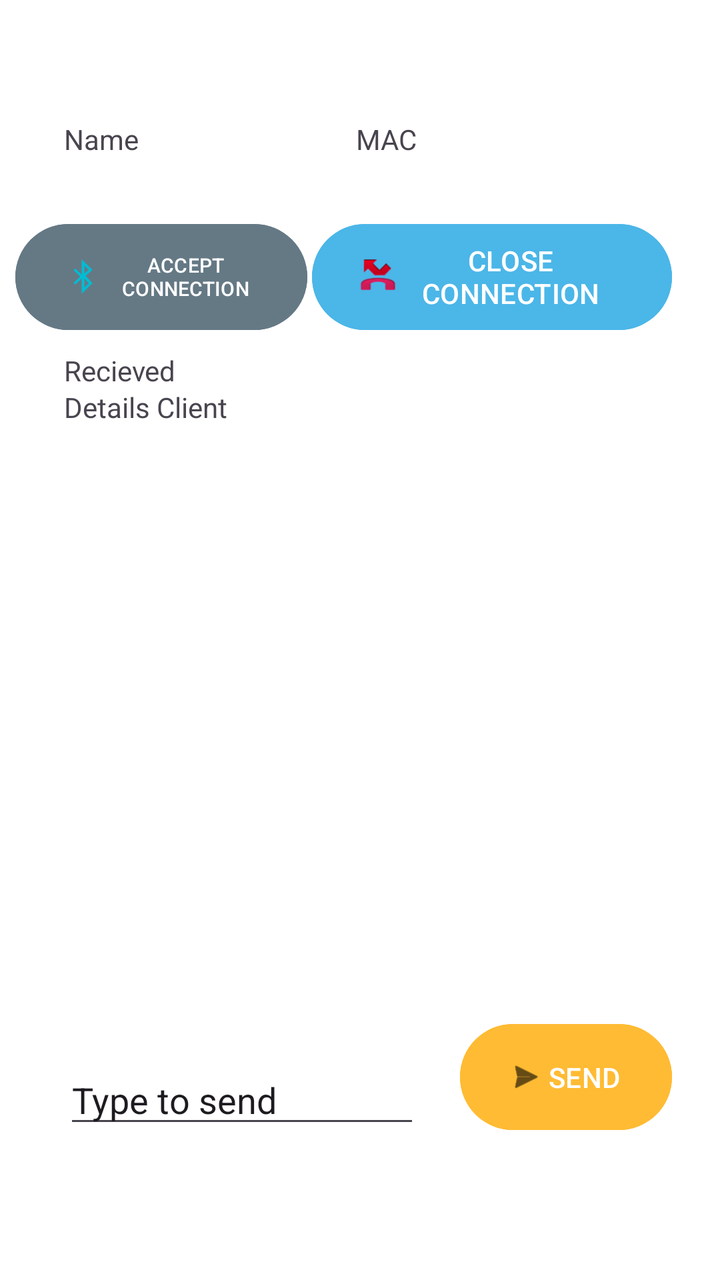
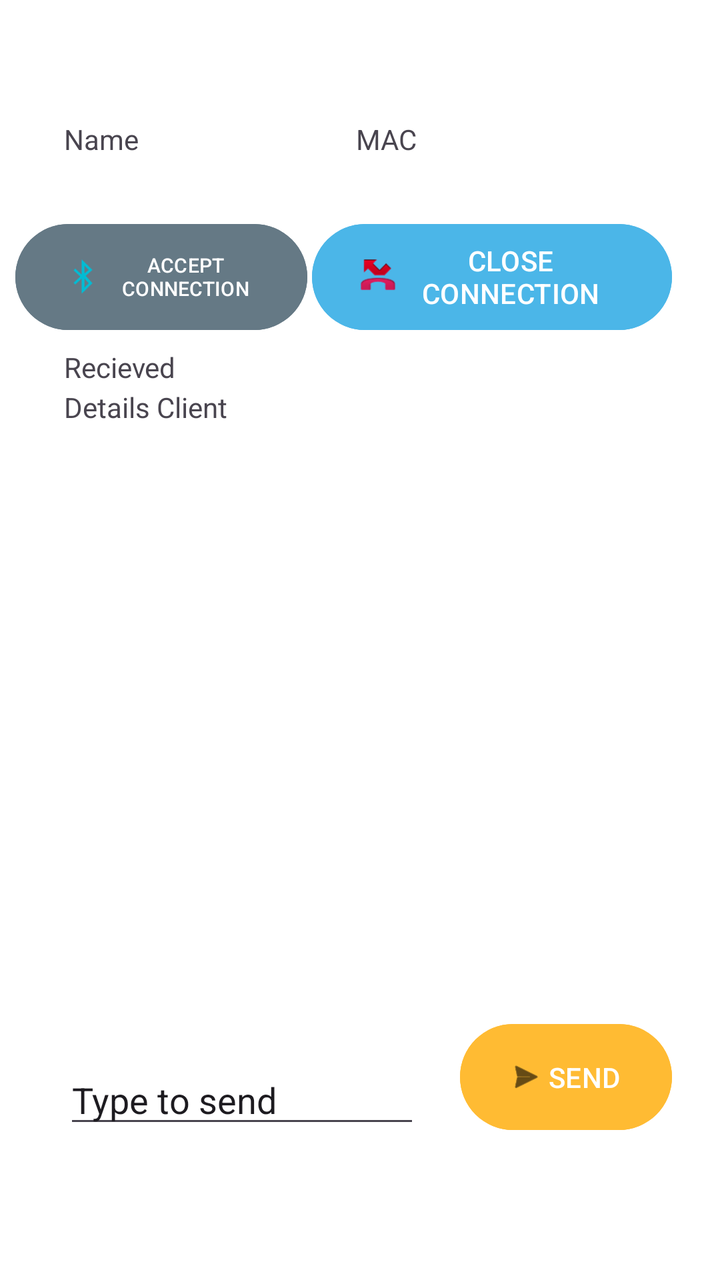

Screens rendered from an Android XML layout before and after an edit, with the pre-edit source and the edit as a unified diff.
<!-- AndroidManifest.xml: application theme Theme.BluetoothServer -->
<!-- res/layout/activity_main.xml -->
<?xml version="1.0" encoding="utf-8"?>
<androidx.constraintlayout.widget.ConstraintLayout xmlns:android="http://schemas.android.com/apk/res/android"
    xmlns:app="http://schemas.android.com/apk/res-auto"
    xmlns:tools="http://schemas.android.com/tools"
    android:id="@+id/main"
    android:layout_width="match_parent"
    android:layout_height="match_parent"
    android:background="@color/material_dynamic_neutral60"
    android:backgroundTint="@color/white"
    android:backgroundTintMode="src_atop"
    tools:context=".MainActivity">

    <TextView
        android:id="@+id/TextMac"
        android:layout_width="150dp"
        android:layout_height="20dp"
        android:layout_marginTop="60dp"
        android:layout_marginEnd="32dp"
        android:text="MAC"
        app:layout_constraintBottom_toBottomOf="parent"
        app:layout_constraintEnd_toEndOf="parent"
        app:layout_constraintTop_toTopOf="parent"
        app:layout_constraintVertical_bias="0.0" />

    <Button
        android:id="@+id/Btn_Close_Connection"
        android:layout_width="180dp"
        android:layout_height="61dp"
        android:layout_marginTop="28dp"
        android:layout_marginEnd="24dp"
        android:backgroundTint="@color/material_dynamic_primary70"
        android:text="CLOSE CONNECTION"
        app:icon="@android:drawable/sym_call_missed"
        app:iconPadding="1dp"
        app:iconTint="#E91E63"
        app:iconTintMode="multiply"
        app:layout_constraintEnd_toEndOf="parent"
        app:layout_constraintTop_toBottomOf="@+id/TextMac" />

    <TextView
        android:id="@+id/Text_Details_Client"
        android:layout_width="142dp"
        android:layout_height="21dp"
        android:layout_marginStart="32dp"
        android:layout_marginTop="25dp"
        android:text="Details Client"
        app:layout_constraintStart_toStartOf="parent"
        app:layout_constraintTop_toBottomOf="@+id/Btn_Accept_Connection" />

    <Button
        android:id="@+id/Btn_Accept_Connection"
        android:layout_width="146dp"
        android:layout_height="61dp"
        android:layout_marginStart="30dp"
        android:layout_marginTop="28dp"
        android:layout_marginEnd="25dp"
        android:backgroundTint="@color/material_dynamic_secondary50"
        android:fontFamily="sans-serif-medium"
        android:text="ACCEPT CONNECTION"
        android:textSize="10sp"
        android:typeface="normal"
        app:icon="@android:drawable/stat_sys_data_bluetooth"
        app:iconPadding="4dp"
        app:iconSize="20dp"
        app:iconTint="#00BCD4"
        app:layout_constraintEnd_toStartOf="@+id/Btn_Close_Connection"
        app:layout_constraintStart_toStartOf="parent"
        app:layout_constraintTop_toBottomOf="@+id/TextMac" />

    <Button
        android:id="@+id/Btn_Send"
        android:layout_width="0dp"
        android:layout_height="61dp"
        android:layout_marginStart="20dp"
        android:layout_marginEnd="24dp"
        android:layout_marginBottom="71dp"
        android:backgroundTint="@android:color/holo_orange_light"
        android:text="SEND"
        app:icon="@android:drawable/ic_menu_send"
        app:iconPadding="0dp"
        app:iconTint="@color/black"
        app:iconTintMode="multiply"
        app:layout_constraintBottom_toBottomOf="parent"
        app:layout_constraintEnd_toEndOf="parent"
        app:layout_constraintStart_toEndOf="@+id/sendTextEditText" />

    <TextView
        android:id="@+id/recievedEditText"
        android:layout_width="0dp"
        android:layout_height="360dp"
        android:layout_marginStart="32dp"
        android:layout_marginTop="20dp"
        android:layout_marginEnd="32dp"
        android:layout_marginBottom="50dp"
        android:text="Recieved"
        app:layout_constraintBottom_toTopOf="@+id/Btn_Send"
        app:layout_constraintEnd_toEndOf="parent"
        app:layout_constraintHorizontal_bias="0.0"
        app:layout_constraintStart_toStartOf="parent"
        app:layout_constraintTop_toBottomOf="@+id/Text_Details_Client"
        app:layout_constraintVertical_bias="0.434" />

    <EditText
        android:id="@+id/sendTextEditText"
        android:layout_width="178dp"
        android:layout_height="40dp"
        android:layout_marginStart="32dp"
        android:layout_marginBottom="71dp"
        android:ems="10"
        android:inputType="text"
        android:text="Type to send"
        app:layout_constraintBottom_toBottomOf="parent"
        app:layout_constraintStart_toStartOf="parent" />

    <TextView
        android:id="@+id/TextName"
        android:layout_width="150dp"
        android:layout_height="20dp"
        android:layout_marginStart="32dp"
        android:layout_marginTop="60dp"
        android:text="Name"
        app:layout_constraintStart_toStartOf="parent"
        app:layout_constraintTop_toTopOf="parent" />

</androidx.constraintlayout.widget.ConstraintLayout>
<!-- resources referenced by this layout -->
<resources>
  <color name="black">#FF000000</color>
  <color name="white">#FFFFFFFF</color>
  <style name="Theme.BluetoothServer" parent="Base.Theme.BluetoothServer" />
  <style name="Base.Theme.BluetoothServer" parent="Theme.Material3.DayNight.NoActionBar">
          
          
      </style>
</resources>

<!-- the commit's change to res/layout/activity_main.xml (unified diff, before → after) -->
@@ -29,6 +29,7 @@
         android:layout_marginTop="28dp"
         android:layout_marginEnd="24dp"
         android:backgroundTint="@color/material_dynamic_primary70"
+        android:onClick="closeConnectionButtonOnClick"
         android:text="CLOSE CONNECTION"
         app:icon="@android:drawable/sym_call_missed"
         app:iconPadding="1dp"
@@ -39,8 +40,8 @@
 
     <TextView
         android:id="@+id/Text_Details_Client"
-        android:layout_width="142dp"
-        android:layout_height="21dp"
+        android:layout_width="214dp"
+        android:layout_height="18dp"
         android:layout_marginStart="32dp"
         android:layout_marginTop="25dp"
         android:text="Details Client"
@@ -56,6 +57,7 @@
         android:layout_marginEnd="25dp"
         android:backgroundTint="@color/material_dynamic_secondary50"
         android:fontFamily="sans-serif-medium"
+        android:onClick="acceptConnectionButtonOnClick"
         android:text="ACCEPT CONNECTION"
         android:textSize="10sp"
         android:typeface="normal"
